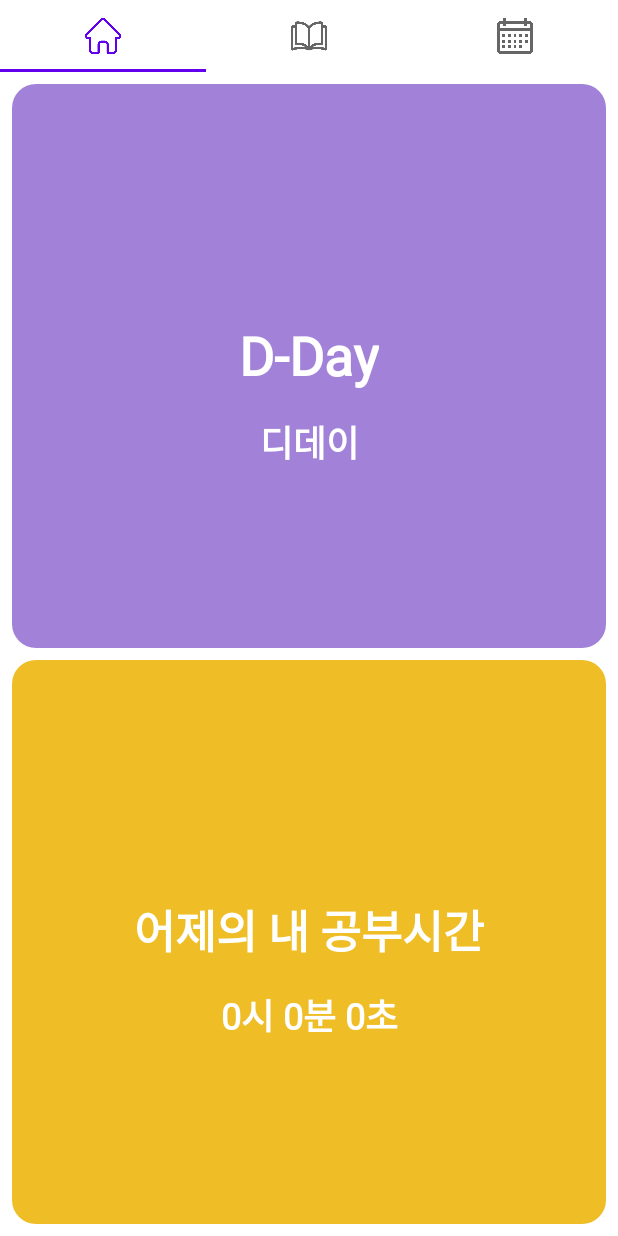
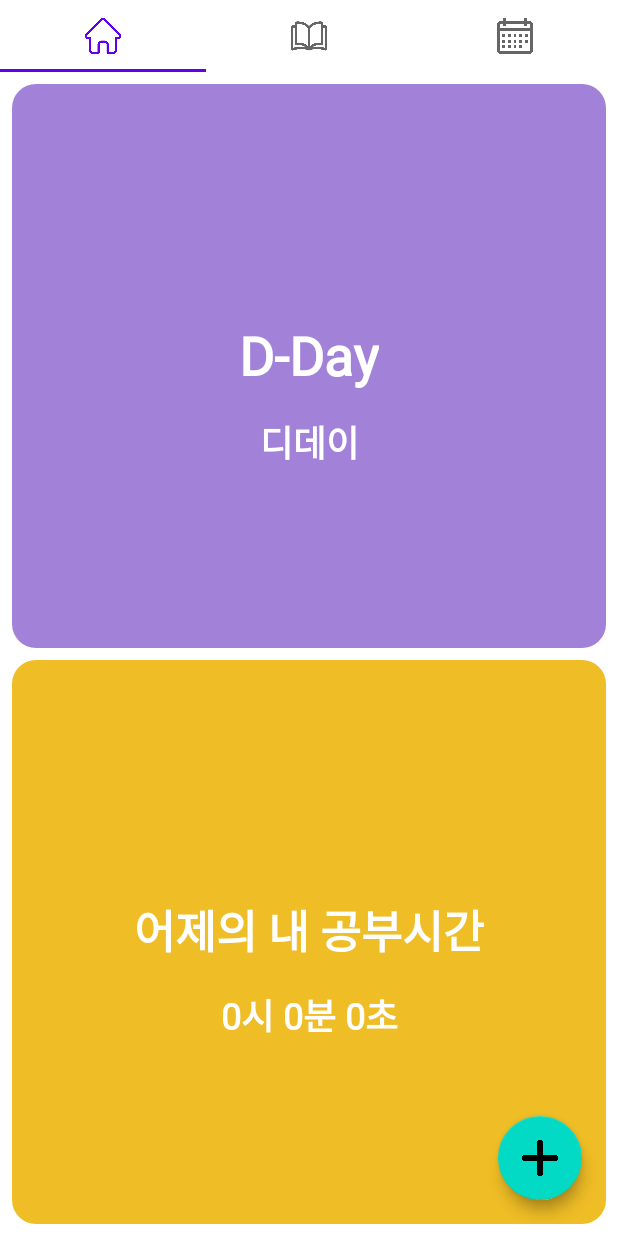
Before and after one commit to LeeGyungJun/StudyingisTiming, an Android app: the screen it shows after launch (MainActivity), on a phone screen of 412 x 824 dp. Run offline under Robolectric (Android 15) with nearby library versions, the phone set to English and light mode, and no system bars; our stand-ins replace Room's generated code.

Commit message:
Refactoring) Youtube API 추가

```diff
--- a/app/build.gradle
+++ b/app/build.gradle
@@ -40,6 +40,8 @@ dependencies {
     implementation 'com.google.android.material:material:1.3.0'
     implementation 'androidx.constraintlayout:constraintlayout:2.0.4'
     implementation 'androidx.legacy:legacy-support-v4:1.0.0'
+    //깃 클론시 파일경로 변경 필요
+    implementation files('C:\\Users\\user\\AndroidStudioProjects\\StudyingisTiming\\app\\libs\\YouTubeAndroidPlayerApi.jar')
     testImplementation 'junit:junit:4.+'
     androidTestImplementation 'androidx.test.ext:junit:1.1.2'
     androidTestImplementation 'androidx.test.espresso:espresso-core:3.3.0'
--- a/app/src/main/java/com/augustin26/studyingistiming/receiver/StudyReceiver.kt
+++ b/app/src/main/java/com/augustin26/studyingistiming/receiver/StudyReceiver.kt
@@ -43,7 +43,7 @@ class StudyReceiver : BroadcastReceiver() {
             val data = StudyData(null, year, month, day, time)
             helper?.studyDAO()?.insertStudy(data)
             helper?.studyDAO()?.insertTime(TodayTime(1,0))
-            Toast.makeText(context, "오늘 공부한 시간을 저장합니다.", Toast.LENGTH_SHORT).show()
+            //Toast.makeText(context, "오늘 공부한 시간을 저장합니다.", Toast.LENGTH_SHORT).show()
             Log.e("broad","data : ${helper?.studyDAO()?.getStudy()}")
             Log.e("broad","time : ${helper?.studyDAO()?.getTime()}")
         }
--- a/app/src/main/res/layout/activity_main.xml
+++ b/app/src/main/res/layout/activity_main.xml
@@ -39,4 +39,26 @@
         </com.google.android.material.tabs.TabLayout>
     </androidx.viewpager.widget.ViewPager>
 
+
+    <com.google.android.material.floatingactionbutton.FloatingActionButton
+        android:id="@+id/fabYoutube"
+        android:layout_width="wrap_content"
+        android:layout_height="wrap_content"
+        android:layout_margin="16dp"
+        android:src="@drawable/youtube"
+        app:fabSize="mini"
+        app:layout_constraintTop_toTopOf="@id/fabMain"
+        app:layout_constraintBottom_toBottomOf="@id/fabMain"
+        app:layout_constraintStart_toStartOf="@id/fabMain"
+        app:layout_constraintEnd_toEndOf="@id/fabMain"/>
+
+    <com.google.android.material.floatingactionbutton.FloatingActionButton
+        android:id="@+id/fabMain"
+        android:layout_width="wrap_content"
+        android:layout_height="wrap_content"
+        android:layout_margin="24dp"
+        android:src="@drawable/plus"
+        app:layout_constraintBottom_toBottomOf="parent"
+        app:layout_constraintEnd_toEndOf="parent"/>
+
 </androidx.constraintlayout.widget.ConstraintLayout>
```
Also changed, not shown: app/src/main/AndroidManifest.xml (+6 -5 lines), app/src/main/java/com/augustin26/studyingistiming/ui/MainActivity.kt (+35 -0 lines), app/src/main/java/com/augustin26/studyingistiming/ui/YoutubeActivity.kt (added, +45 -0 lines), app/src/main/res/layout/activity_youtube.xml (added, +21 -0 lines), app/src/main/res/drawable/close.png (added), app/src/main/res/drawable/plus.png (added), app/src/main/res/drawable/youtube.png (added).
